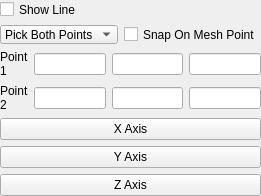
Before: the Qt Designer form Qt/Components/Resources/UI/pqLineWidget.ui in vbnhfylbh/ParaView, drawn with Qt 5.
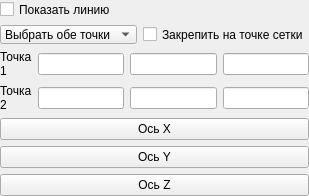
After: the same form once the commit is applied. Custom widgets are drawn as their Qt base class.

```diff
--- a/Qt/Components/Resources/UI/pqLineWidget.ui
+++ b/Qt/Components/Resources/UI/pqLineWidget.ui
@@ -51,14 +51,14 @@
      <item row="0" column="0" >
       <widget class="QCheckBox" name="visible" >
        <property name="text" >
-        <string>Show Line</string>
+        <string>Показать линию</string>
        </property>
       </widget>
      </item>
      <item row="1" column="1" >
       <widget class="QCheckBox" name="pickMeshPoint" >
        <property name="text" >
-        <string>Snap On Mesh Point</string>
+        <string>Закрепить на точке сетки</string>
        </property>
        <property name="toolTip">
          <string>If checked, picked points using 'P' will be snapped on mesh points</string>
@@ -69,7 +69,7 @@
       <widget class="QComboBox" name="pickPoint">
        <item>
          <property name="text" >
-          <string>Pick Both Points</string>
+          <string>Выбрать обе точки</string>
          </property>
        </item>
        <item>
@@ -112,7 +112,7 @@
      <item row="0" column="0" >
       <widget class="QLabel" name="labelPoint1" >
        <property name="text" >
-        <string>Point 1</string>
+        <string>Точка 1</string>
        </property>
        <property name="wordWrap" >
         <bool>true</bool>
@@ -150,7 +150,7 @@
      <item>
       <widget class="QLabel" name="labelPoint2" >
        <property name="text" >
-        <string>Point 2</string>
+        <string>Точка 2</string>
        </property>
        <property name="wordWrap" >
         <bool>true</bool>
@@ -171,21 +171,21 @@
    <item>
     <widget class="QPushButton" name="xAxis" >
      <property name="text" >
-      <string>X Axis</string>
+      <string>Ось X</string>
      </property>
     </widget>
    </item>
    <item>
     <widget class="QPushButton" name="yAxis" >
      <property name="text" >
-      <string>Y Axis</string>
+      <string>Ось Y</string>
      </property>
     </widget>
    </item>
    <item>
     <widget class="QPushButton" name="zAxis" >
      <property name="text" >
-      <string>Z Axis</string>
+      <string>Ось Z</string>
      </property>
     </widget>
    </item>
```
Left out of the diff: 10 changed lines with no effect on the pictures.
